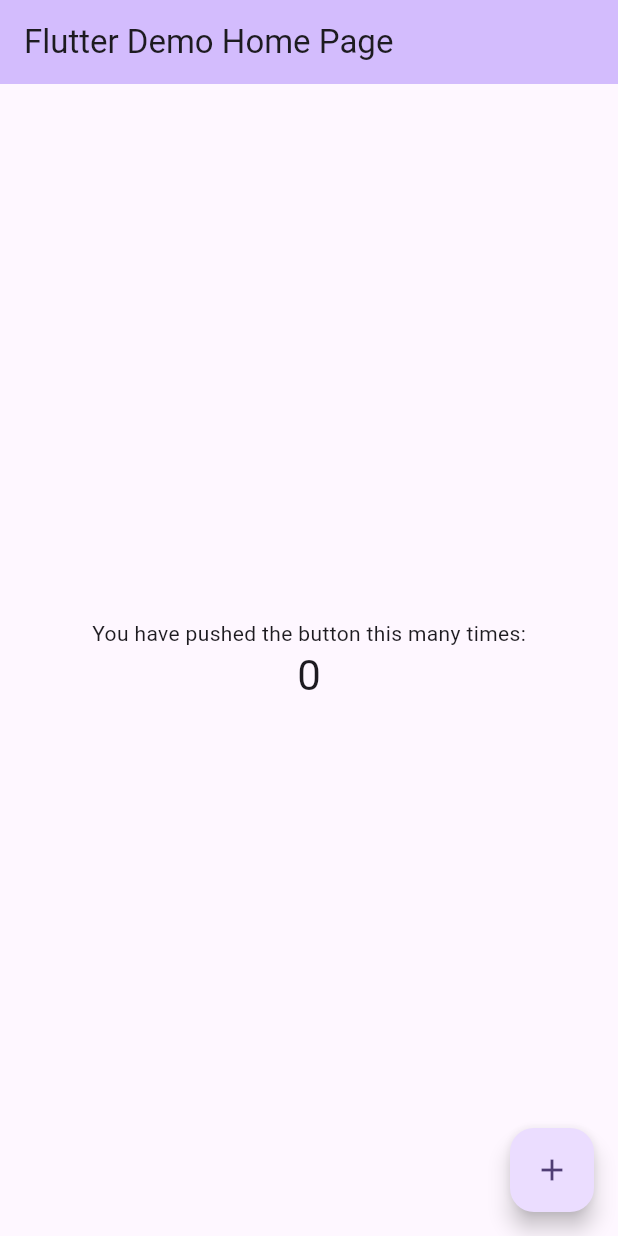
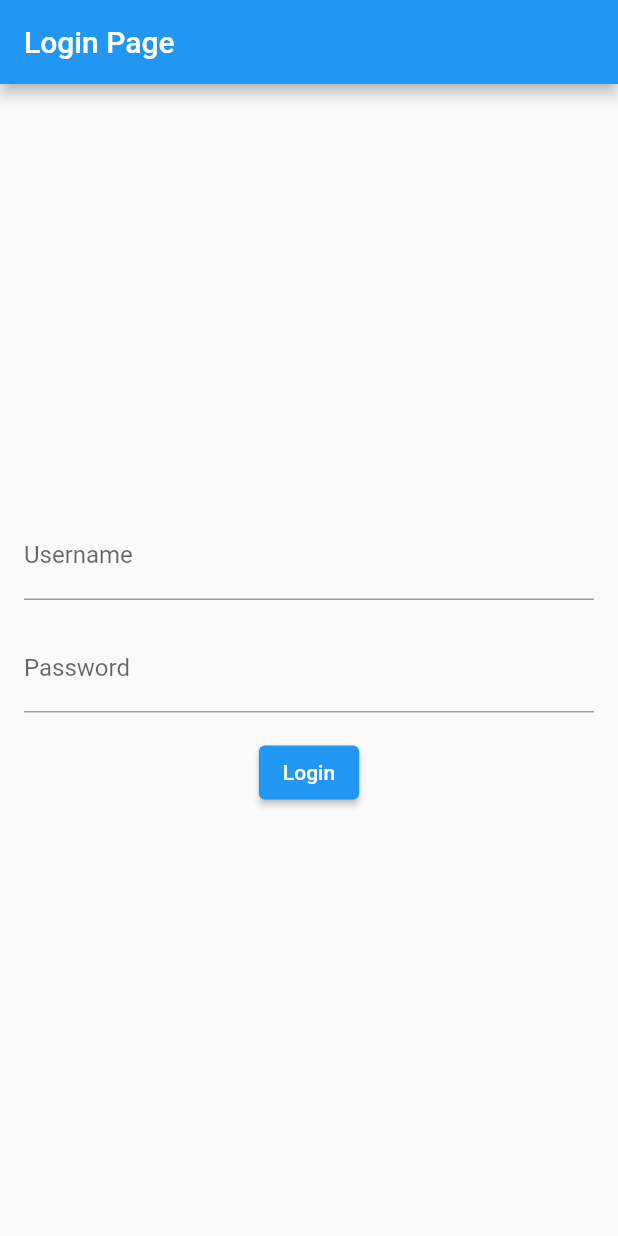
Before and after one commit to jerynick/sobrepository, a Flutter app: the screen it shows after launch, on a phone screen of 412 x 824 dp. Run offline on Flutter 3.47's test engine with Material 2 defaults, Android fonts, the phone set to English and light mode, and no system bars.

Commit message:
ubah_main

```diff
--- a/ecasa_app/lib/main.dart
+++ b/ecasa_app/lib/main.dart
@@ -10,116 +10,193 @@ class MyApp extends StatelessWidget {
   // This widget is the root of your application.
   @override
   Widget build(BuildContext context) {
-    return MaterialApp(
-      title: 'Flutter Demo',
-      theme: ThemeData(
-        // This is the theme of your application.
-        //
-        // TRY THIS: Try running your application with "flutter run". You'll see
-        // the application has a blue toolbar. Then, without quitting the app,
-        // try changing the seedColor in the colorScheme below to Colors.green
-        // and then invoke "hot reload" (save your changes or press the "hot
-        // reload" button in a Flutter-supported IDE, or press "r" if you used
-        // the command line to start the app).
-        //
-        // Notice that the counter didn't reset back to zero; the application
-        // state is not lost during the reload. To reset the state, use hot
-        // restart instead.
-        //
-        // This works for code too, not just values: Most code changes can be
-        // tested with just a hot reload.
-        colorScheme: ColorScheme.fromSeed(seedColor: Colors.deepPurple),
-        useMaterial3: true,
-      ),
-      home: const MyHomePage(title: 'Flutter Demo Home Page'),
+    return const MaterialApp(
+      debugShowCheckedModeBanner: false,
+      home: LoginPage(),
     );
   }
 }
 
-class MyHomePage extends StatefulWidget {
-  const MyHomePage({super.key, required this.title});
-
-  // This widget is the home page of your application. It is stateful, meaning
-  // that it has a State object (defined below) that contains fields that affect
-  // how it looks.
-
-  // This class is the configuration for the state. It holds the values (in this
-  // case the title) provided by the parent (in this case the App widget) and
-  // used by the build method of the State. Fields in a Widget subclass are
-  // always marked "final".
-
-  final String title;
+class LoginPage extends StatefulWidget {
+  const LoginPage({super.key});
 
   @override
-  State<MyHomePage> createState() => _MyHomePageState();
+  _LoginPageState createState() => _LoginPageState();
 }
 
-class _MyHomePageState extends State<MyHomePage> {
-  int _counter = 0;
+class _LoginPageState extends State<LoginPage> {
+  final TextEditingController _usernameController = TextEditingController();
+  final TextEditingController _passwordController = TextEditingController();
 
-  void _incrementCounter() {
-    setState(() {
-      // This call to setState tells the Flutter framework that something has
-      // changed in this State, which causes it to rerun the build method below
-      // so that the display can reflect the updated values. If we changed
-      // _counter without calling setState(), then the build method would not be
-      // called again, and so nothing would appear to happen.
-      _counter++;
-    });
+  void _login() {
+    String username = _usernameController.text.trim();
+    String password = _passwordController.text.trim();
+
+    // Implement your authentication logic here.
+    // For a simple example, let's assume valid login is "admin" and "password".
+    if (username == "admin" && password == "password") {
+      // Navigate to the next screen or perform any action on successful login.
+      // For now, we'll just show a dialog.
+      showDialog(
+        context: context,
+        builder: (context) {
+          return AlertDialog(
+            title: const Text('Login Successful'),
+            content: Text('Welcome, $username!'),
+            actions: <Widget>[
+              TextButton(
+                onPressed: () {
+                  Navigator.of(context).pop();
+                },
+                child: const Text('OK'),
+              ),
+            ],
+          );
+        },
+      );
+    } else {
+      showDialog(
+        context: context,
+        builder: (context) {
+          return AlertDialog(
+            title: const Text('Login Failed'),
+            content: const Text('Invalid username or password.'),
+            actions: <Widget>[
+              TextButton(
+                onPressed: () {
+                  Navigator.of(context).pop();
+                },
+                child: const Text('OK'),
+              ),
+            ],
+          );
+        },
+      );
+    }
   }
 
   @override
   Widget build(BuildContext context) {
-    // This method is rerun every time setState is called, for instance as done
-    // by the _incrementCounter method above.
-    //
-    // The Flutter framework has been optimized to make rerunning build methods
-    // fast, so that you can just rebuild anything that needs updating rather
-    // than having to individually change instances of widgets.
     return Scaffold(
       appBar: AppBar(
-        // TRY THIS: Try changing the color here to a specific color (to
-        // Colors.amber, perhaps?) and trigger a hot reload to see the AppBar
-        // change color while the other colors stay the same.
-        backgroundColor: Theme.of(context).colorScheme.inversePrimary,
-        // Here we take the value from the MyHomePage object that was created by
-        // the App.build method, and use it to set our appbar title.
-        title: Text(widget.title),
+        title: const Text('Login Page'),
       ),
-      body: Center(
-        // Center is a layout widget. It takes a single child and positions it
-        // in the middle of the parent.
+      body: Padding(
+        padding: const EdgeInsets.all(16.0),
         child: Column(
-          // Column is also a layout widget. It takes a list of children and
-          // arranges them vertically. By default, it sizes itself to fit its
-          // children horizontally, and tries to be as tall as its parent.
-          //
-          // Column has various properties to control how it sizes itself and
-          // how it positions its children. Here we use mainAxisAlignment to
-          // center the children vertically; the main axis here is the vertical
-          // axis because Columns are vertical (the cross axis would be
-          // horizontal).
-          //
-          // TRY THIS: Invoke "debug painting" (choose the "Toggle Debug Paint"
-          // action in the IDE, or press "p" in the console), to see the
-          // wireframe for each widget.
           mainAxisAlignment: MainAxisAlignment.center,
           children: <Widget>[
-            const Text(
-              'You have pushed the button this many times:',
+            TextField(
+              controller: _usernameController,
+              decoration: const InputDecoration(labelText: 'Username'),
             ),
-            Text(
-              '$_counter',
-              style: Theme.of(context).textTheme.headlineMedium,
+            const SizedBox(height: 16.0),
+            TextField(
+              controller: _passwordController,
+              decoration: const InputDecoration(labelText: 'Password'),
+              obscureText: true,
+            ),
+            const SizedBox(height: 16.0),
+            ElevatedButton(
+              onPressed: () {
+                Navigator.push(context, MaterialPageRoute(builder: (context) => SignupPage()));
+              },
+              child: const Text('Login'),
             ),
           ],
         ),
       ),
-      floatingActionButton: FloatingActionButton(
-        onPressed: _incrementCounter,
-        tooltip: 'Increment',
-        child: const Icon(Icons.add),
-      ), // This trailing comma makes auto-formatting nicer for build methods.
     );
   }
 }
+
+class SignupPage extends StatefulWidget {
+  const SignupPage({super.key});
+
+  @override
+  _SignupPageState createState() => _SignupPageState();
+}
+
+class _SignupPageState extends State<SignupPage> {
+  final TextEditingController _usernameController = TextEditingController();
+  final TextEditingController _passwordController = TextEditingController();
+
+  void _login() {
+    String username = _usernameController.text.trim();
+    String password = _passwordController.text.trim();
+
+    // Implement your authentication logic here.
+    // For a simple example, let's assume valid login is "admin" and "password".
+    if (username == "admin" && password == "password") {
+      // Navigate to the next screen or perform any action on successful login.
+      // For now, we'll just show a dialog.
+      showDialog(
+        context: context,
+        builder: (context) {
+          return AlertDialog(
+            title: const Text('Login Successful'),
+            content: Text('Welcome, $username!'),
+            actions: <Widget>[
+              TextButton(
+                onPressed: () {
+                  Navigator.of(context).pop();
+                },
+                child: const Text('OK'),
+              ),
+            ],
+          );
+        },
+      );
+    } else {
+      showDialog(
+        context: context,
+        builder: (context) {
+          return AlertDialog(
+            title: const Text('Login Failed'),
+            content: const Text('Invalid username or password.'),
+            actions: <Widget>[
+              TextButton(
+                onPressed: () {
+                  Navigator.of(context).pop();
+                },
+                child: const Text('OK'),
+              ),
+            ],
+          );
+        },
+      );
+    }
+  }
+
+  @override
+  Widget build(BuildContext context) {
+    return Scaffold(
+      appBar: AppBar(
+        title: const Text('Sign Up Page'),
+      ),
+      body: Padding(
+        padding: const EdgeInsets.all(16.0),
+        child: Column(
+          mainAxisAlignment: MainAxisAlignment.center,
+          children: <Widget>[
+            TextField(
+              controller: _usernameController,
+              decoration: const InputDecoration(labelText: 'Username'),
+            ),
+            const SizedBox(height: 16.0),
+            TextField(
+              controller: _passwordController,
+              decoration: const InputDecoration(labelText: 'Password'),
+              obscureText: true,
+            ),
+            const SizedBox(height: 16.0),
+            ElevatedButton(
+              onPressed: _login,
+              child: const Text('Login'),
+            ),
+          ],
+        ),
+      ),
+    );
+  }
+}
```
